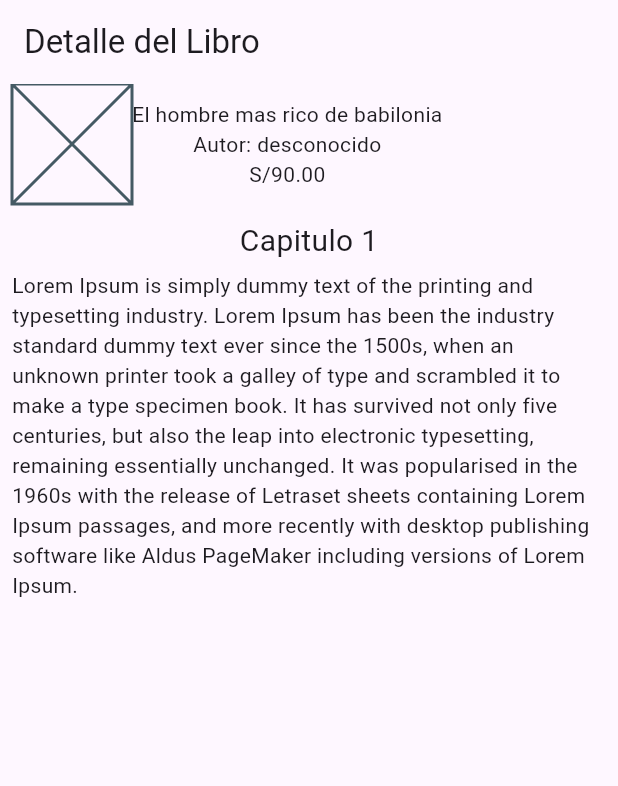
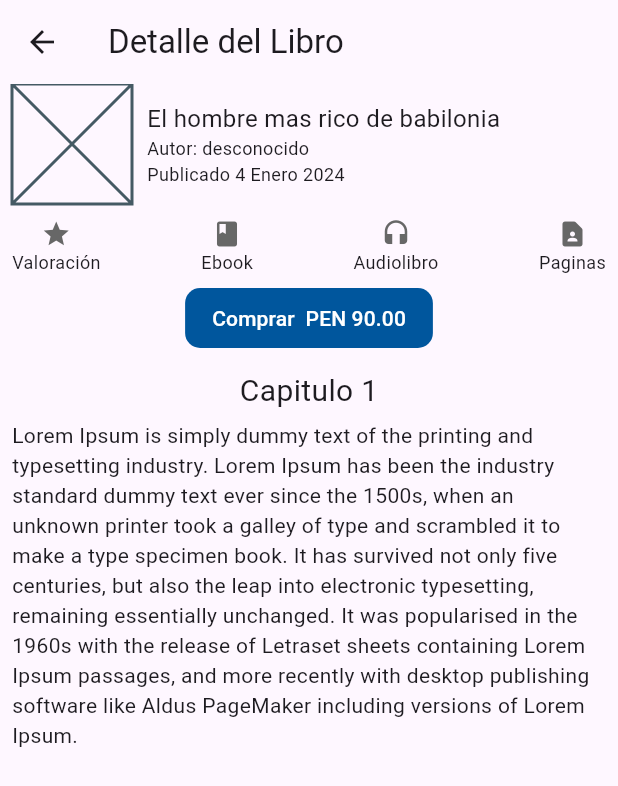
Before and after one commit to ladislaox/flutter_appbook, a Flutter app: the BookDetail screen opened directly, on a phone screen of 412 x 824 dp. Shown: the top 786 px of the screen. Run offline on Flutter 3.47's test engine with Material 3 defaults, Android fonts, the phone set to English and light mode, and no system bars.

Commit message:
bookdetail.dart - creacion lista de iconos, boton comprar

```diff
--- a/lib/main.dart
+++ b/lib/main.dart
@@ -19,8 +19,8 @@
         useMaterial3: true,
       ),
       //home: const MyHomePage(title: 'Flutter Demo Home Page'),
-      //home: const Booklist(),
-      home: const BookDetail(),
+      home: const Booklist(),
+      //home: const BookDetail(),
     );
   }
 }
--- a/lib/page/bookdetail.dart
+++ b/lib/page/bookdetail.dart
@@ -15,6 +15,18 @@
           children: [
             _bookinfo(),
             const SizedBox(height: 10),
+            Row(
+              mainAxisAlignment: MainAxisAlignment.spaceBetween,
+              children: [
+                _bookicons(icono: Icon(Icons.star, size: 20.0, color: Color.fromARGB(255, 103, 103, 103)), title: 'Valoración'),
+                _bookicons(icono: Icon(Icons.book, size: 20.0, color: Color.fromARGB(255, 103, 103, 103)), title: 'Ebook'),
+                _bookicons(icono: Icon(Icons.headset, size: 20.0, color: Color.fromARGB(255, 103, 103, 103)), title: 'Audiolibro'),
+                _bookicons(icono: Icon(Icons.contact_page_rounded, size: 20.0, color: Color.fromARGB(255, 103, 103, 103)), title: 'Paginas'),
+              ],
+            ),
+            const SizedBox(height: 5),
+            _bookbuy(),
+            const SizedBox(height: 10),
             _bookcontent(),
           ],
         ),
@@ -26,6 +38,7 @@
     return Row(
       children: [
         _coverimage(),
+        const SizedBox(width: 10.0),
         _info()
       ],
     );
@@ -42,14 +55,32 @@
   Widget _info() {
     return Container(
       child: const Column(
+        crossAxisAlignment: CrossAxisAlignment.start,
         children: [
-          Text('El hombre mas rico de babilonia'),
-          Text('Autor: desconocido'),
-          Text('S/90.00'),
+          Text('El hombre mas rico de babilonia',style: TextStyle(fontSize: 16.0)),
+          Text('Autor: desconocido',style: TextStyle(fontSize: 12.0)),
+          Text('Publicado 4 Enero 2024',style: TextStyle(fontSize: 12.0)),
         ],
       ),
     );
   }
+
+  Widget _bookicons({required Icon icono, String title=''}){
+    return Container(
+      child: Row(
+        children: [
+          Column(
+            children: [
+                icono,
+                SizedBox(height: 0),
+                Text(title, style: TextStyle(fontSize: 12.0)),
+            ],
+          ),
+        ],
+      ),
+    );
+  }
+
 
   Widget _bookcontent() {
     return Container(
@@ -66,4 +97,27 @@
     );
   }
 
+  Widget _bookbuy(){
+    return Container(
+        child: TextButton(
+          onPressed: () {
+            print('comprando');
+          },
+          style: TextButton.styleFrom(
+            backgroundColor: const Color.fromARGB(255, 0, 86, 157), // Color de fondo del botón
+            shape: RoundedRectangleBorder(
+              borderRadius: BorderRadius.circular(10.0), // Bordes redondeados
+            ),
+          ),
+          child: const Padding(
+            padding: EdgeInsets.symmetric(horizontal: 6.0, vertical: 0),
+            child: Text(
+              'Comprar  PEN 90.00',
+              style: TextStyle(fontSize: 14.0, color: Colors.white),
+            ),
+          ),
+        )
+    );
+  }
+
 }
```
Also changed, not shown: lib/page/booklist.dart (+25 -14 lines).
